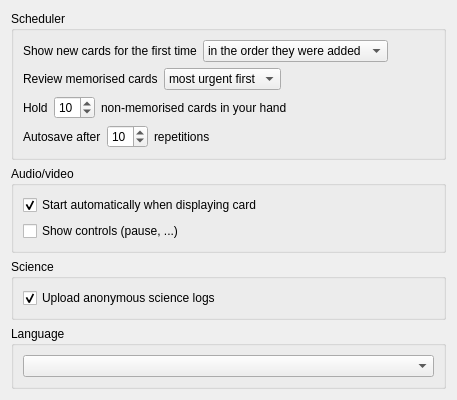
This is mnemosyne/mnemosyne/pyqt_ui/configuration_wdgt_main.ui in mnemosyne-proj/mnemosyne as Qt 5 draws it before an edit. The edited form follows.
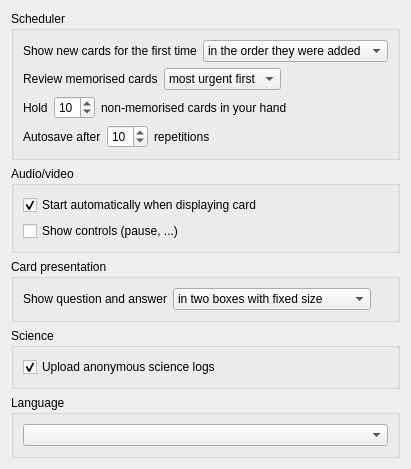
This is the edited form.

Commit message: Option to align cards top in a single window.

What changed in the file:
```diff
--- a/mnemosyne/mnemosyne/pyqt_ui/configuration_wdgt_main.ui
+++ b/mnemosyne/mnemosyne/pyqt_ui/configuration_wdgt_main.ui
@@ -6,16 +6,16 @@
    <rect>
     <x>0</x>
     <y>0</y>
-    <width>457</width>
-    <height>375</height>
+    <width>380</width>
+    <height>414</height>
    </rect>
   </property>
   <property name="windowTitle">
    <string>Form</string>
   </property>
-  <layout class="QVBoxLayout" name="verticalLayout_6">
+  <layout class="QVBoxLayout" name="verticalLayout_7">
    <item>
-    <layout class="QVBoxLayout" name="verticalLayout_5">
+    <layout class="QVBoxLayout" name="verticalLayout_6">
      <item>
       <widget class="QGroupBox" name="groupBox">
        <property name="title">
@@ -215,6 +215,58 @@
        </layout>
       </widget>
      </item>
+     <item>
+      <widget class="QGroupBox" name="groupBox_2">
+       <property name="title">
+        <string>Card presentation</string>
+       </property>
+       <layout class="QVBoxLayout" name="verticalLayout_5">
+        <item>
+         <layout class="QHBoxLayout" name="horizontalLayout_5">
+          <item>
+           <widget class="QLabel" name="label_7">
+            <property name="text">
+             <string>Show question and answer</string>
+            </property>
+           </widget>
+          </item>
+          <item>
+           <widget class="QComboBox" name="card_presentation">
+            <item>
+             <property name="text">
+              <string>in two boxes with fixed size</string>
+             </property>
+            </item>
+            <item>
+             <property name="text">
+              <string>in two boxes with adaptive size</string>
+             </property>
+            </item>
+            <item>
+             <property name="text">
+              <string>in a single box, top-aligned</string>
+             </property>
+            </item>
+           </widget>
+          </item>
+          <item>
+           <spacer name="horizontalSpacer_5">
+            <property name="orientation">
+             <enum>Qt::Horizontal</enum>
+            </property>
+            <property name="sizeHint" stdset="0">
+             <size>
+              <width>40</width>
+              <height>20</height>
+             </size>
+            </property>
+           </spacer>
+          </item>
+         </layout>
+        </item>
+       </layout>
+      </widget>
+     </item>
      <item>
       <widget class="QGroupBox" name="groupBox_3">
        <property name="title">
```
Left out of the diff: 1 changed line with no effect on the pictures. The commit also changes 6 other files.
